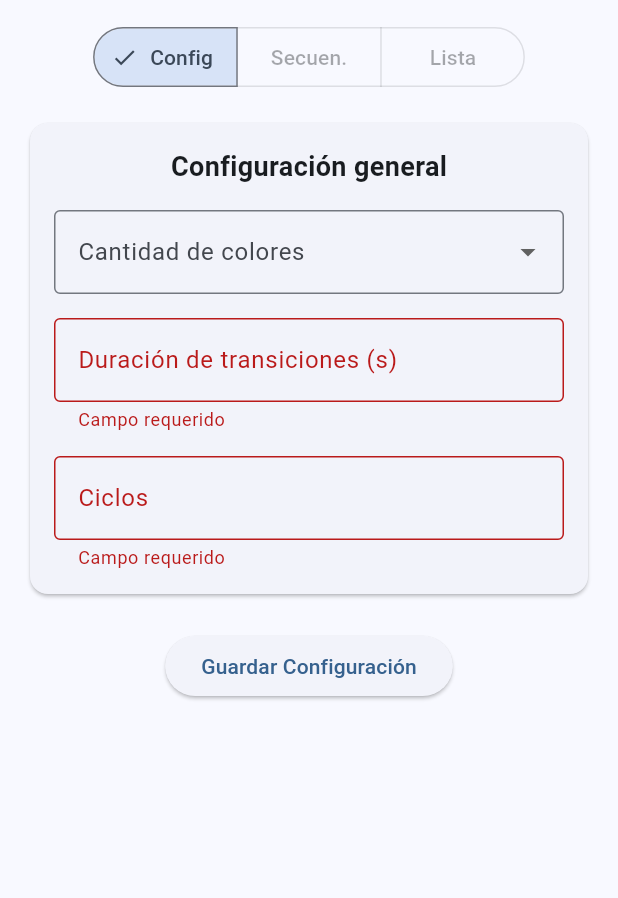
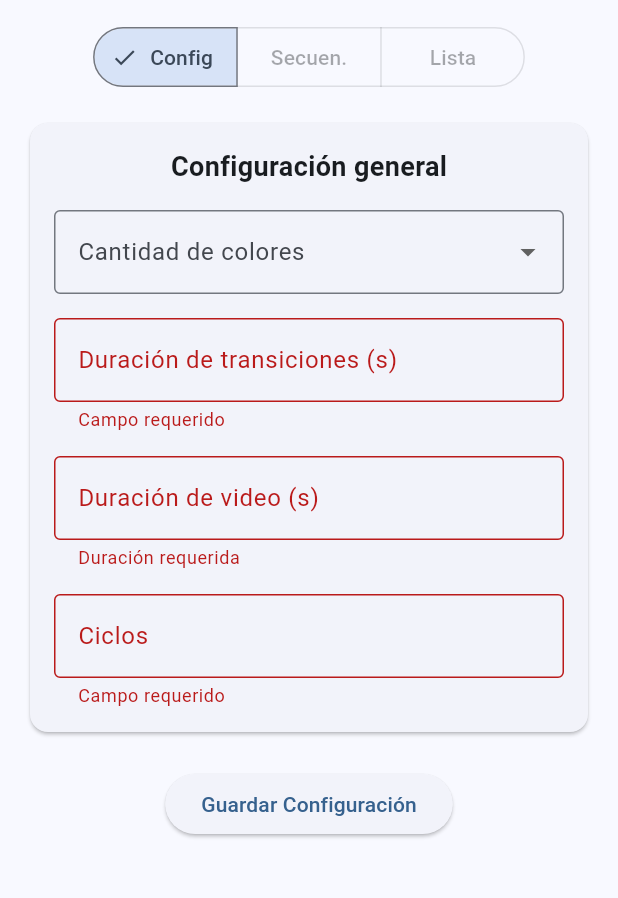
Before and after one commit to NetoTicona/FrontNotificationFlutter, a Flutter app: the screen it shows after launch, after a tap on "Guardar Configuración", on a phone screen of 412 x 824 dp, the part 63-961 px from its top. Run offline on Flutter 3.47's test engine with Material 3 defaults, Android fonts, the light colour scheme and no system bars; our stand-ins replace shared_preferences; accounts and stored records are empty; network calls fail.

Commit message:
se ñadio duracion de video

```diff
--- a/lib/screens/home_screen.dart
+++ b/lib/screens/home_screen.dart
@@ -36,7 +36,7 @@ class _HomeScreenState extends State<HomeScreen> {
   final List<TextEditingController> _colorControllers = [];
   final List<TextEditingController> _sequenceControllers = [];
   bool _isEditingExisting = false;
-
+  final TextEditingController _videoDurationController = TextEditingController();
 
   // Keys para SharedPreferences
   static const String _configKey = 'app_config';
@@ -112,7 +112,7 @@ class _HomeScreenState extends State<HomeScreen> {
         // Llenar los campos del formulario
         _transitionTimeController.text = config['transitionTime']?.toString() ?? '';
         _cyclesController.text = config['cicles']?.toString() ?? '';
-
+        _videoDurationController.text = config['videoDuration']?.toString() ?? ''; // New line
         // Configurar los inputs dinámicos de colores
         _selectNumber = _colorOptions.length;
         _colorControllers.clear();
@@ -209,6 +209,26 @@ class _HomeScreenState extends State<HomeScreen> {
                         return null;
                       },
                     ),
+
+                    const SizedBox(height: 16),
+                    TextFormField(
+                      controller: _videoDurationController,
+                      decoration: const InputDecoration(
+                        labelText: 'Duración de video (s)',
+                        border: OutlineInputBorder(),
+                      ),
+                      keyboardType: TextInputType.number,
+                      validator: (value) {
+                        if (value == null || value.isEmpty) {
+                          return 'Duración requerida';
+                        }
+                        if (int.tryParse(value) == null || int.parse(value) <= 0) {
+                          return 'Duración inválida';
+                        }
+                        return null;
+                      },
+                    ),
+
                     const SizedBox(height: 16),
                     TextFormField(
                       controller: _cyclesController,
@@ -559,7 +579,9 @@ class _HomeScreenState extends State<HomeScreen> {
     if (_formKey.currentState!.validate()) {
       final output = {
         'transitionTime': _transitionTimeController.text,
+        'videoDuration': _videoDurationController.text, // New field
         'cicles': _cyclesController.text,
+
         'color': List<Map<String, dynamic>>.generate(
           _colorControllers.length,
               (index) => {
```
